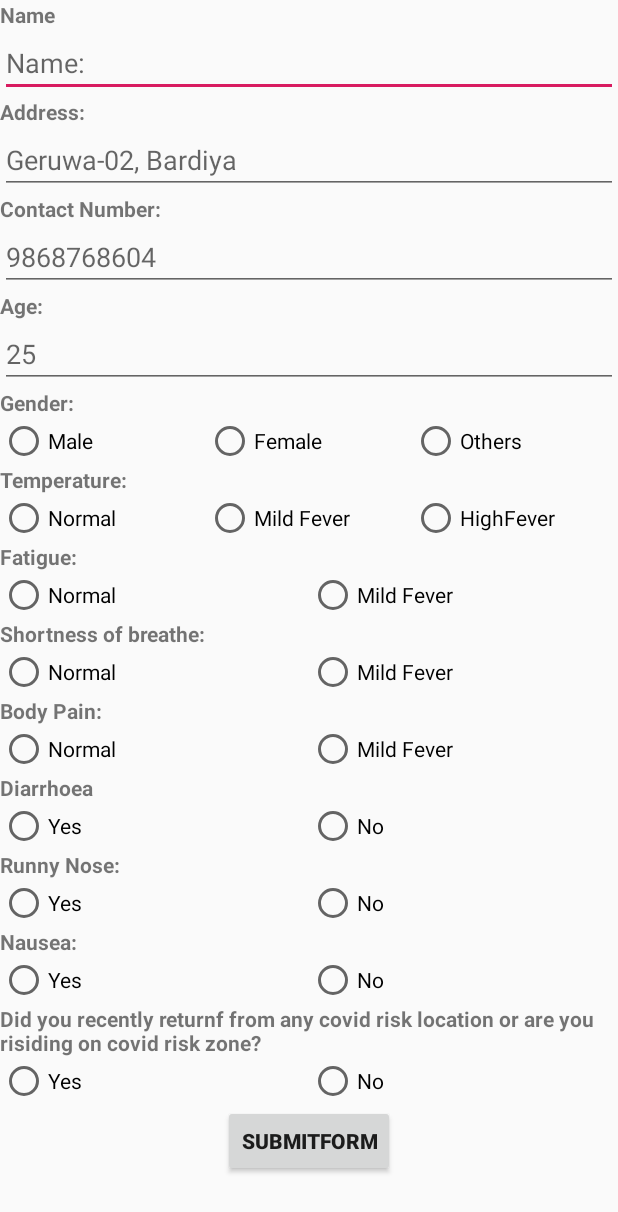
After one commit to Bvekv1/SelfTriageFront, an Android app: the UserDashBoardActivity screen opened directly, with no data from a screen before it, on a phone screen of 412 x 824 dp. The commit adds this screen. Shown: the top 1212 px of the screen. Run offline under Robolectric (Android 15) with nearby library versions, the phone set to English and light mode, and no system bars.

Commit message:
Userdashboard interface

```diff
--- a/app/src/main/AndroidManifest.xml
+++ b/app/src/main/AndroidManifest.xml
@@ -13,8 +13,8 @@
         android:supportsRtl="true"
         android:theme="@style/AppTheme"
         android:usesCleartextTraffic="true">
-        <activity android:name=".LoginRegister.RegisterActivity"></activity>
-        <!-- <activity android:name=".LoginRegister.LoginActivity"></activity> -->
+        <activity android:name=".DashBoard.UserDashBoardActivity"></activity>
+        <activity android:name=".LoginRegister.RegisterActivity" /> <!-- <activity android:name=".LoginRegister.LoginActivity"></activity> -->
         <activity
             android:name=".ui.login.LoginActivity"
             android:label="@string/title_activity_login" />
--- /dev/null
+++ b/app/src/main/java/com/bibek/selftriagefront/DashBoard/UserDashBoardActivity.java
@@ -0,0 +1,16 @@
+package com.bibek.selftriagefront.DashBoard;
+
+import androidx.appcompat.app.AppCompatActivity;
+
+import android.os.Bundle;
+
+import com.bibek.selftriagefront.R;
+
+public class UserDashBoardActivity extends AppCompatActivity {
+
+    @Override
+    protected void onCreate(Bundle savedInstanceState) {
+        super.onCreate(savedInstanceState);
+        setContentView(R.layout.activity_user_dash_board);
+    }
+}
--- a/app/src/main/java/com/bibek/selftriagefront/LoginRegister/LoginActivity.java
+++ b/app/src/main/java/com/bibek/selftriagefront/LoginRegister/LoginActivity.java
@@ -11,6 +11,7 @@ import android.widget.TextView;
 import android.widget.Toast;
 
 import com.bibek.selftriagefront.BBL.LoginLogic;
+import com.bibek.selftriagefront.DashBoard.UserDashBoardActivity;
 import com.bibek.selftriagefront.R;
 import com.bibek.selftriagefront.StrictMode.StrictModeClass;
 
@@ -38,7 +39,7 @@ public class LoginActivity extends AppCompatActivity {
                 StrictModeClass.StrictMode();
         LoginLogic loginLogic = new LoginLogic();
         if(loginLogic.checkUser(etEmail.getText().toString(),etPassword.getText().toString()) == true){
-             Intent intent = new Intent(LoginActivity.this,RegisterActivity.class);
+             Intent intent = new Intent(LoginActivity.this, UserDashBoardActivity.class);
              startActivity(intent);
             Toast.makeText(LoginActivity.this,"Login Sucess", Toast.LENGTH_SHORT).show();
         }
--- a/app/src/main/res/layout/activity_login.xml
+++ b/app/src/main/res/layout/activity_login.xml
@@ -1,4 +1,7 @@
 <?xml version="1.0" encoding="utf-8"?>
+   <ScrollView android:layout_width="match_parent"
+    android:layout_height="match_parent"
+    xmlns:android="http://schemas.android.com/apk/res/android">
 <androidx.constraintlayout.widget.ConstraintLayout xmlns:android="http://schemas.android.com/apk/res/android"
     xmlns:app="http://schemas.android.com/apk/res-auto"
     xmlns:tools="http://schemas.android.com/tools"
@@ -146,3 +149,4 @@
 
 
 </androidx.constraintlayout.widget.ConstraintLayout>
+    </ScrollView>
--- /dev/null
+++ b/app/src/main/res/layout/activity_user_dash_board.xml
@@ -0,0 +1,313 @@
+<?xml version="1.0" encoding="utf-8"?>
+<ScrollView android:layout_width="match_parent"
+    android:layout_height="match_parent"
+    xmlns:android="http://schemas.android.com/apk/res/android">
+
+<LinearLayout xmlns:android="http://schemas.android.com/apk/res/android"
+
+    xmlns:tools="http://schemas.android.com/tools"
+    android:layout_width="match_parent"
+    android:layout_height="match_parent"
+    android:orientation="vertical"
+    tools:context=".DashBoard.UserDashBoardActivity">
+
+    <TextView
+        android:id="@+id/tvName"
+        android:text="Name"
+        android:textStyle="bold"
+        android:layout_width="match_parent"
+        android:layout_height="wrap_content"
+        />
+    <EditText
+        android:id="@+id/etName"
+        android:hint="Name:"
+        android:layout_width="match_parent"
+        android:layout_height="wrap_content"
+        />
+    <TextView
+        android:id="@+id/tvAddress"
+        android:text="Address:"
+        android:textStyle="bold"
+        android:layout_width="match_parent"
+        android:layout_height="wrap_content"
+        />
+    <EditText
+        android:id="@+id/etAddress"
+        android:hint="Geruwa-02, Bardiya"
+        android:layout_width="match_parent"
+        android:layout_height="wrap_content"
+        />
+    <TextView
+        android:id="@+id/tvPhoneNumber"
+        android:text="Contact Number:"
+        android:textStyle="bold"
+        android:layout_width="match_parent"
+        android:layout_height="wrap_content"
+        />
+    <EditText
+        android:id="@+id/etPhoneNumber"
+        android:hint="9868768604"
+        android:layout_width="match_parent"
+        android:layout_height="wrap_content"
+/>
+    <TextView
+        android:id="@+id/tvAge"
+        android:text="Age:"
+        android:textStyle="bold"
+        android:layout_width="match_parent"
+        android:layout_height="wrap_content"
+      />  >
+        <EditText
+            android:layout_width="match_parent"
+            android:layout_height="wrap_content"
+            android:hint="25"
+            />
+    <TextView
+        android:layout_width="match_parent"
+        android:layout_height="wrap_content"
+        android:text="Gender:"
+        android:textStyle="bold"
+        />
+
+    <RadioGroup
+        android:layout_width="match_parent"
+        android:layout_height="wrap_content"
+        android:orientation="horizontal"
+        >
+        <RadioButton
+            android:id="@+id/rbMale"
+            android:layout_width="0dp"
+            android:layout_weight="1"
+            android:text="Male"
+            android:layout_height="wrap_content"/>
+        <RadioButton
+            android:id="@+id/rbFemale"
+            android:layout_width="0dp"
+            android:layout_weight="1"
+            android:text="Female"
+            android:layout_height="wrap_content"/>
+        <RadioButton
+            android:id="@+id/rbOthers"
+            android:layout_width="0dp"
+            android:layout_weight="1"
+            android:text="Others"
+            android:layout_height="wrap_content"/>
+    </RadioGroup>
+
+
+    <TextView
+        android:layout_width="match_parent"
+        android:layout_height="wrap_content"
+        android:text="Temperature:"
+        android:textStyle="bold"
+        ></TextView>
+
+    <RadioGroup
+        android:layout_width="match_parent"
+        android:layout_height="wrap_content"
+        android:orientation="horizontal"
+        >
+        <RadioButton
+            android:id="@+id/rbNormal"
+            android:layout_width="0dp"
+            android:layout_weight="1"
+            android:text="Normal"
+            android:layout_height="wrap_content"/>
+        <RadioButton
+            android:id="@+id/rbMildFever"
+            android:layout_width="0dp"
+            android:layout_weight="1"
+            android:text="Mild Fever"
+            android:layout_height="wrap_content"/>
+        <RadioButton
+            android:id="@+id/rbHighFever"
+            android:layout_width="0dp"
+            android:layout_weight="1"
+            android:text="HighFever"
+            android:layout_height="wrap_content"/>
+    </RadioGroup>
+    <TextView
+        android:layout_width="match_parent"
+        android:layout_height="wrap_content"
+        android:text="Fatigue:"
+        android:textStyle="bold"
+        ></TextView>
+    <RadioGroup
+        android:layout_width="match_parent"
+        android:layout_height="wrap_content"
+        android:orientation="horizontal"
+        >
+        <RadioButton
+            android:id="@+id/rbYes"
+            android:layout_width="0dp"
+            android:layout_weight="1"
+            android:text="Normal"
+            android:layout_height="wrap_content"/>
+        <RadioButton
+            android:id="@+id/rbNo"
+            android:layout_width="0dp"
+            android:layout_weight="1"
+            android:text="Mild Fever"
+            android:layout_height="wrap_content"/>
+
+    </RadioGroup>
+    <TextView
+        android:layout_width="match_parent"
+        android:layout_height="wrap_content"
+        android:text="Shortness of breathe:"
+        android:textStyle="bold"
+        ></TextView>
+    <RadioGroup
+        android:layout_width="match_parent"
+        android:layout_height="wrap_content"
+        android:orientation="horizontal"
+        >
+        <RadioButton
+            android:id="@+id/rbShortYes"
+            android:layout_width="0dp"
+            android:layout_weight="1"
+            android:text="Normal"
+            android:layout_height="wrap_content"/>
+        <RadioButton
+            android:id="@+id/rbShortNo"
+            android:layout_width="0dp"
+            android:layout_weight="1"
+            android:text="Mild Fever"
+            android:layout_height="wrap_content"/>
+
+    </RadioGroup>
+    <TextView
+        android:layout_width="match_parent"
+        android:layout_height="wrap_content"
+        android:text="Body Pain:"
+        android:textStyle="bold"
+        ></TextView>
+    <RadioGroup
+        android:layout_width="match_parent"
+        android:layout_height="wrap_content"
+        android:orientation="horizontal"
+        >
+        <RadioButton
+            android:id="@+id/rbPainYes"
+            android:layout_width="0dp"
+            android:layout_weight="1"
+            android:text="Normal"
+            android:layout_height="wrap_content"/>
+        <RadioButton
+            android:id="@+id/rbPainNo"
+            android:layout_width="0dp"
+            android:layout_weight="1"
+            android:text="Mild Fever"
+            android:layout_height="wrap_content"/>
+
+    </RadioGroup>
+    <TextView
+        android:layout_width="match_parent"
+        android:layout_height="wrap_content"
+        android:text="Diarrhoea"
+        android:textStyle="bold"
+        ></TextView>
+    <RadioGroup
+        android:layout_width="match_parent"
+        android:layout_height="wrap_content"
+        android:orientation="horizontal"
+        >
+        <RadioButton
+            android:id="@+id/rbDihYes"
+            android:layout_width="0dp"
+            android:layout_weight="1"
+            android:text="Yes"
+            android:layout_height="wrap_content"/>
+        <RadioButton
+            android:id="@+id/rbDihNo"
+            android:layout_width="0dp"
+            android:layout_weight="1"
+            android:text="No"
+            android:layout_height="wrap_content"/>
+
+    </RadioGroup>
+    <TextView
+        android:layout_width="match_parent"
+        android:layout_height="wrap_content"
+        android:text="Runny Nose:"
+        android:textStyle="bold"
+        ></TextView>
+    <RadioGroup
+        android:layout_width="match_parent"
+        android:layout_height="wrap_content"
+        android:orientation="horizontal"
+        >
+        <RadioButton
+            android:id="@+id/rbRunnyYes"
+            android:layout_width="0dp"
+            android:layout_weight="1"
+            android:text="Yes"
+            android:layout_height="wrap_content"/>
+        <RadioButton
+            android:id="@+id/rbRunnyNo"
+            android:layout_width="0dp"
+            android:layout_weight="1"
+            android:text="No"
+            android:layout_height="wrap_content"/>
+
+    </RadioGroup>
+    <TextView
+        android:layout_width="match_parent"
+        android:layout_height="wrap_content"
+        android:text="Nausea:"
+        android:textStyle="bold"
+        ></TextView>
+    <RadioGroup
+        android:layout_width="match_parent"
+        android:layout_height="wrap_content"
+        android:orientation="horizontal"
+        >
+        <RadioButton
+            android:id="@+id/rbNauseaYes"
+            android:layout_width="0dp"
+            android:layout_weight="1"
+            android:text="Yes"
+            android:layout_height="wrap_content"/>
+        <RadioButton
+            android:id="@+id/rbNauseaNo"
+            android:layout_width="0dp"
+            android:layout_weight="1"
+            android:text="No"
+            android:layout_height="wrap_content"/>
+
+    </RadioGroup>
+    <TextView
+        android:layout_width="match_parent"
+        android:layout_height="wrap_content"
+        android:text="Did you recently returnf from any covid risk location or are you  risiding on covid risk zone?"
+        android:textStyle="bold"
+        />
+    <RadioGroup
+        android:layout_width="match_parent"
+        android:layout_height="wrap_content"
+        android:orientation="horizontal"
+        >
+        <RadioButton
+            android:id="@+id/rbQuestionYes"
+            android:layout_width="0dp"
+            android:layout_weight="1"
+            android:text="Yes"
+            android:layout_height="wrap_content"/>
+        <RadioButton
+            android:id="@+id/rbQuestionNo"
+            android:layout_width="0dp"
+            android:layout_weight="1"
+            android:text="No"
+            android:layout_height="wrap_content"/>
+
+    </RadioGroup>
+
+    <Button
+        android:layout_width="wrap_content"
+        android:layout_height="wrap_content"
+        android:layout_gravity="center"
+        android:text="SubmitForm"
+        android:textStyle="bold" />
+
+</LinearLayout>
+    </ScrollView>
```
